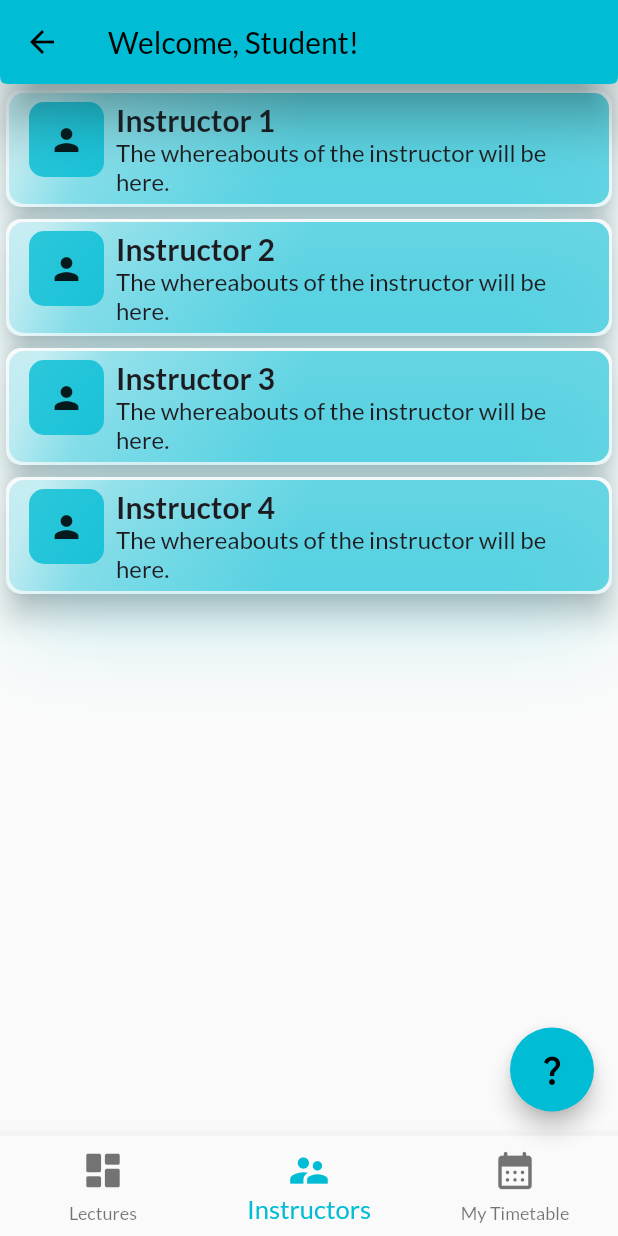
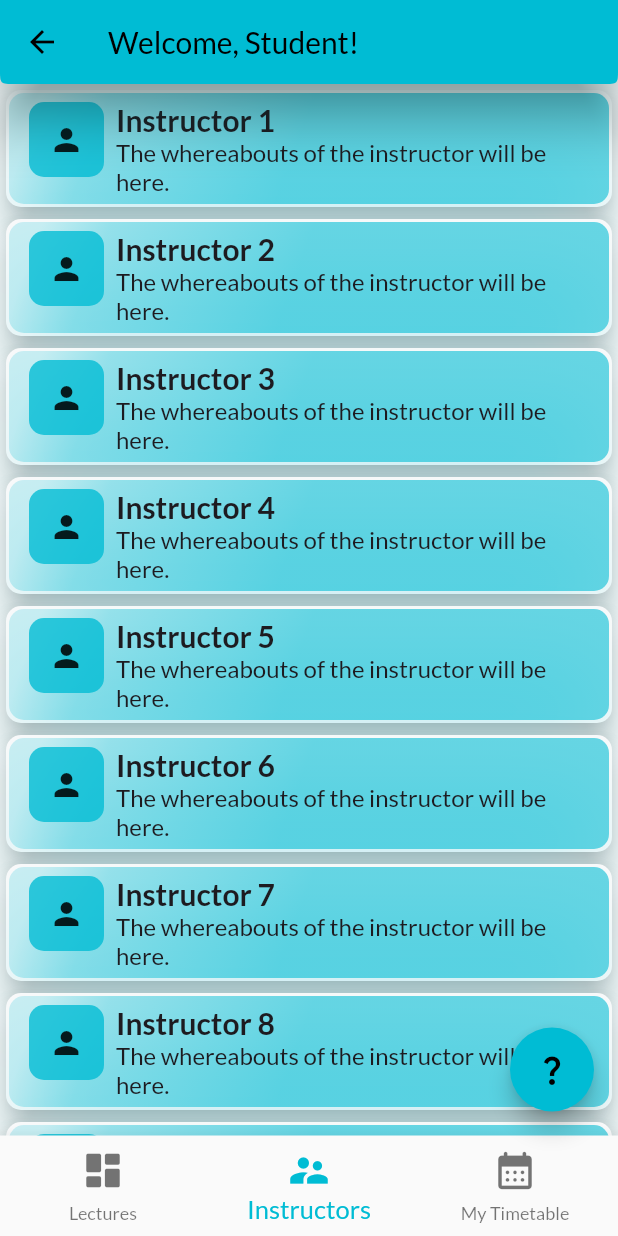
Before and after one commit to Hermais/flutter_attendance_system_public, a Flutter app: the StudentDashboard screen opened directly, item 2 of the bottom bar chosen, on a phone screen of 412 x 824 dp. Run offline on Flutter 3.47's test engine with Material 3 defaults, Android fonts, the light colour scheme and no system bars; our stand-ins replace bloc, dio, file_picker, flutter_bloc, google_fonts, multi_select_flutter and 2 more; missing offline and left inert: qr_code_scanner; accounts and stored records are empty; network calls fail.

Commit message:
Fully visually production ready application functionalities to be added -Kasem

```diff
--- a/lib/app_router.dart
+++ b/lib/app_router.dart
@@ -6,7 +6,7 @@ import 'features/screens/users_pages/0_developer_admin_pages/developer_admin_das
 import 'features/screens/users_pages/1_faculty_admin_pages/faculty_admin_dashboard.dart';
 import 'features/screens/users_pages/1_faculty_admin_pages/faculty_admin_timetable.dart';
 import 'features/screens/users_pages/2_instructor_pages/instructor_dashboard.dart';
-import 'features/screens/users_pages/commons/instrutor_students_by_applicable_courses.dart';
+import 'features/screens/users_pages/commons/instructor_students_by_applicable_courses.dart';
 import 'features/screens/users_pages/3_student_pages/student_dashboard.dart';
 import 'features/screens/users_pages/4_parent_pages/parent_dashboard.dart';
 
@@ -32,7 +32,7 @@ class AppRouter {
       case adminTimetables:
         return MaterialPageRoute(
             builder: (context) => FacultyAdminTimetables(
-                  routeName: settings.arguments as String,
+                  academicYear: settings.arguments as String,
                 ));
       case instructorStudentsByApplicableCourses:
         return MaterialPageRoute(
--- a/lib/core/cubits/lecture_cubit.dart
+++ b/lib/core/cubits/lecture_cubit.dart
@@ -2,7 +2,7 @@ import 'package:bloc/bloc.dart';
 import 'package:meta/meta.dart';
 
 import '../data/models/lecture_model.dart';
-import '../data/repositories/lectuer_repository.dart';
+import '../data/repositories/lecture_repository.dart';
 
 part 'lecture_state.dart';
 
--- a/lib/features/screens/users_pages/2_instructor_pages/instructor_pages_list.dart
+++ b/lib/features/screens/users_pages/2_instructor_pages/instructor_pages_list.dart
@@ -1,6 +1,6 @@
 import 'package:flutter/material.dart';
 import 'package:flutter_attendance_system/core/cubits/lecture_cubit.dart';
-import 'package:flutter_attendance_system/core/data/repositories/lectuer_repository.dart';
+import 'package:flutter_attendance_system/core/data/repositories/lecture_repository.dart';
 import 'package:flutter_bloc/flutter_bloc.dart';
 
 import '../../../../core/data/services/lecture_web_services.dart';
--- a/lib/features/screens/users_pages/3_student_pages/pages_list.dart
+++ b/lib/features/screens/users_pages/3_student_pages/pages_list.dart
@@ -1,125 +1,64 @@
 import 'package:flutter/material.dart';
+import 'package:flutter_attendance_system/features/screens/users_pages/1_faculty_admin_pages/faculty_admin_timetable.dart';
 import 'package:qr_flutter/qr_flutter.dart';
 
+import '../../../../shared/constants_and_statics/shared_vars.dart';
 import '../../../widgets/card_widget.dart';
 
 List<Widget> provideWidgetOptions(BuildContext context) {
   return <Widget>[
     /// Lectures Tab:
-    SingleChildScrollView(
-      child: Column(
-        crossAxisAlignment: CrossAxisAlignment.start,
-        mainAxisAlignment: MainAxisAlignment.start,
-        children: [
-          InfoCard(buttonText: "Attend", onButtonTap: () => showQRCodePopup(context)),
-          InfoCard(buttonText: "Attend", onButtonTap: () => showQRCodePopup(context)),
-          InfoCard(buttonText: "Attend", onButtonTap: () => showQRCodePopup(context)),
-          InfoCard(buttonText: "Attend", onButtonTap: () => showQRCodePopup(context)),
-          InfoCard(buttonText: "Attend", onButtonTap: () => showQRCodePopup(context)),
-          InfoCard(buttonText: "Attend", onButtonTap: () => showQRCodePopup(context)),
-          InfoCard(buttonText: "Attend", onButtonTap: () => showQRCodePopup(context)),
-          InfoCard(buttonText: "Attend", onButtonTap: () => showQRCodePopup(context)),
-          InfoCard(buttonText: "Attend", onButtonTap: () => showQRCodePopup(context)),
-
-        ],
-      ),
-    ),
+    ListView.builder(
+        itemCount: 10,
+        itemBuilder: (context, index) {
+          return InfoCard(
+              buttonText: "Attend",
+              onButtonTap: () => showQRCodePopup(context));
+        }),
 
     /// Instructors Tab:
-    SingleChildScrollView(
-      child: Column(
-        crossAxisAlignment: CrossAxisAlignment.start,
-        mainAxisAlignment: MainAxisAlignment.start,
-        children: [
-          InfoCard(
+    ListView.builder(
+      itemCount: 10,
+      itemBuilder: (context, index) {
+        return InfoCard(
           isLectureCard: false,
           isButtonVisible: false,
           isTopLeftBorderMaxRadius: false,
-
           cardThumbnail: const Icon(Icons.person),
           cardDescription: "The whereabouts of the instructor will be here.",
-            cardTitle: "Instructor 1",
-          ),
-          InfoCard(
-            isLectureCard: false,
-            isButtonVisible: false,
-            isTopLeftBorderMaxRadius: false,
-
-            cardThumbnail: const Icon(Icons.person),
-            cardDescription: "The whereabouts of the instructor will be here.",
-            cardTitle: "Instructor 2",
-          ),
-          InfoCard(
-            isLectureCard: false,
-            isButtonVisible: false,
-            isTopLeftBorderMaxRadius: false,
-
-            cardThumbnail: const Icon(Icons.person),
-            cardDescription: "The whereabouts of the instructor will be here.",
-            cardTitle: "Instructor 3",
-          ),
-          InfoCard(
-            isLectureCard: false,
-            isButtonVisible: false,
-            isTopLeftBorderMaxRadius: false,
-
-            cardThumbnail: const Icon(Icons.person),
-            cardDescription: "The whereabouts of the instructor will be here.",
-            cardTitle: "Instructor 4",
-          ),
-        ],
-      ),
+          cardTitle: "Instructor ${index + 1}",
+        );
+      },
     ),
 
     /// Timetable Tab:
-    SingleChildScrollView(
-      child: Column(
-        crossAxisAlignment: CrossAxisAlignment.start,
-        mainAxisAlignment: MainAxisAlignment.start,
-        children: [
-          InfoCard(
+    ListView.builder(
+      itemCount: 6,
+      itemBuilder: (context, index) {
+        return InfoCard(
           isButtonVisible: false,
           isLectureCard: false,
-              cardTitle: "Sunday",
+          cardTitle: days[index],
           cardDescription: "No lectures today.",
-              cardThumbnail: const Icon(Icons.table_chart)),
-          InfoCard(
-              isButtonVisible: false,
-              isLectureCard: false,
-              cardTitle: "Monday",
-              cardDescription: "No lectures today.",
-              cardThumbnail: const Icon(Icons.table_chart)),
-          InfoCard(
-              isButtonVisible: false,
-              isLectureCard: false,
-              cardTitle: "Tuesday",
-              cardDescription: "No lectures today.",
-              cardThumbnail: const Icon(Icons.table_chart)),
-          InfoCard(
-              isButtonVisible: false,
-              isLectureCard: false,
-              cardTitle: "Wednesday",
-              cardDescription: "No lectures today.",
-              cardThumbnail: const Icon(Icons.table_chart)),
-          InfoCard(
-              isButtonVisible: false,
-              isLectureCard: false,
-              cardTitle: "Thursday",
-              cardDescription: "No lectures today.",
-              cardThumbnail: const Icon(Icons.table_chart)),
-          InfoCard(
-              isButtonVisible: false,
-              isLectureCard: false,
-              cardTitle: "Saturday",
-              cardDescription: "No lectures today.",
-              cardThumbnail: const Icon(Icons.table_chart)),
-        ],
-      ),
+          cardThumbnail: const Icon(Icons.table_chart),
+          onTap: () {
+            Navigator.of(context).push(MaterialPageRoute(builder: (context) {
+              /// An arbitrary academic year and department is passed to
+              /// the constructor. In actual implementation, the academic year
+              /// and department will be provided.
+              return FacultyAdminTimetables(
+                academicYear: academicYears[0],
+              ).getLecturesByDay(days[index], department: departments[0]);
+            }));
+          },
+        );
+      },
     ),
   ];
 }
 
-Future<void> showQRCodePopup(BuildContext context,{double? edgeLength, String? qrData}) async {
+Future<void> showQRCodePopup(BuildContext context,
+    {double? edgeLength, String? qrData}) async {
   double deviceWidth = MediaQuery.of(context).size.width;
   double deviceHeight = MediaQuery.of(context).size.height;
   if (deviceWidth > deviceHeight) {
@@ -132,8 +71,7 @@ Future<void> showQRCodePopup(BuildContext context,{double? edgeLength, String? q
     barrierDismissible: false, // user must tap button!
     builder: (BuildContext context) {
       return AlertDialog(
-        title:
-        const Text('Scan Your QR Code from your instructor\'s device.'),
+        title: const Text('Scan Your QR Code from your instructor\'s device.'),
         content: SingleChildScrollView(
           child: Column(
             children: <Widget>[
--- a/lib/features/screens/users_pages/4_parent_pages/pages_list.dart
+++ b/lib/features/screens/users_pages/4_parent_pages/pages_list.dart
@@ -1,11 +1,11 @@
 import 'package:flutter/material.dart';
-import 'package:flutter_attendance_system/features/screens/users_pages/commons/instrutor_students_by_applicable_courses.dart';
+import 'package:flutter_attendance_system/features/screens/users_pages/commons/instructor_students_by_applicable_courses.dart';
 
 
 List<Widget> provideWidgetOptions(BuildContext context) => <Widget>[
       const InstructorCourses(routeName: "Computer and Systems Engineering")
           .returnStudentsAttendanceWeeks(
-              studentName: "studentName"),
+              studentName: "studentName", withScaffold: true),
       const Center(
           child: Text('Gives information of the whereabouts of the student.')),
     ];
```
Also changed, not shown: lib/features/screens/users_pages/1_faculty_admin_pages/faculty_admin_pages_list.dart (+3 -4 lines), lib/features/screens/users_pages/1_faculty_admin_pages/faculty_admin_popups.dart (+7 -31 lines), lib/features/screens/users_pages/1_faculty_admin_pages/faculty_admin_timetable.dart (+58 -45 lines), lib/features/screens/users_pages/commons/instructor_students_by_applicable_courses.dart (added, +105 -0 lines), lib/features/screens/users_pages/commons/instrutor_students_by_applicable_courses.dart (deleted, +0 -86 lines), lib/shared/constants_and_statics/shared_vars.dart (+7 -5 lines), lib/core/data/repositories/lecture_repository.dart (renamed from lib/core/data/repositories/lectuer_repository.dart). Lines whose indentation alone changed are shown as unchanged.
